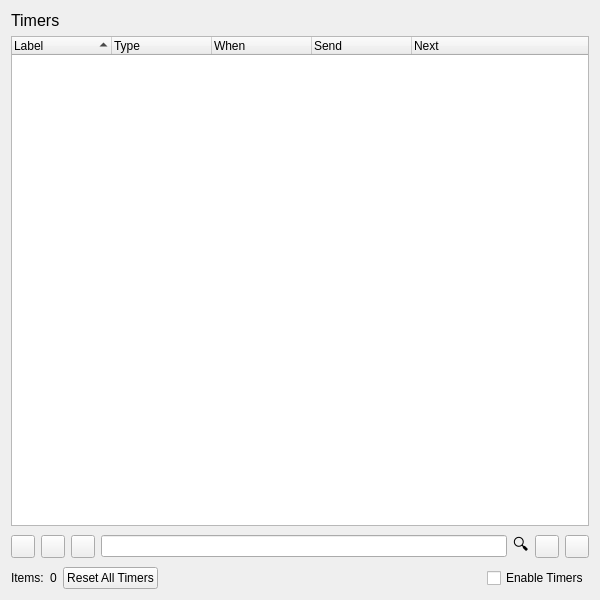
Old version of the form smushclient-qt/cpp/ui/prefs/timers.ui in the repository jnbooth/smushclient.
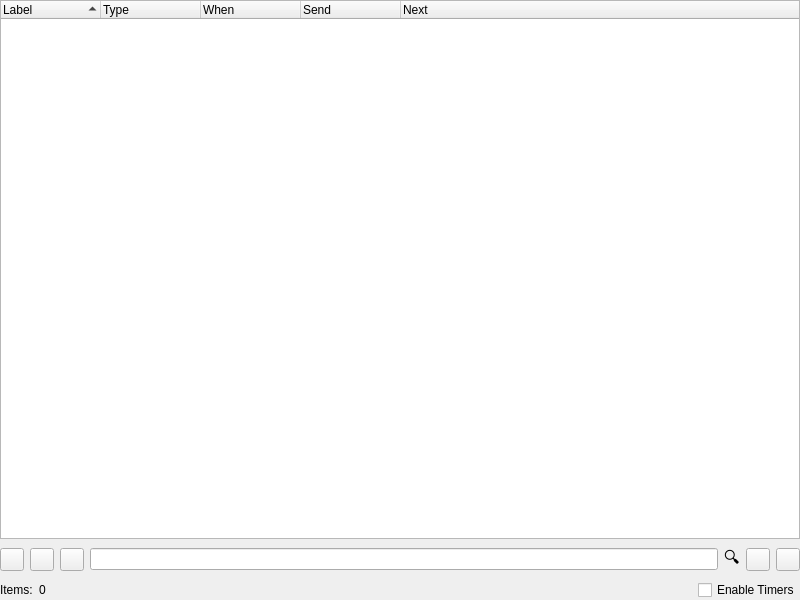
New version of the form. Icons and pictures are not drawn.

```diff
--- a/smushclient-qt/cpp/ui/prefs/timers.ui
+++ b/smushclient-qt/cpp/ui/prefs/timers.ui
@@ -6,7 +6,7 @@
    <rect>
     <x>0</x>
     <y>0</y>
-    <width>600</width>
+    <width>800</width>
     <height>600</height>
    </rect>
   </property>
@@ -14,24 +14,18 @@
    <string>Dialog</string>
   </property>
   <layout class="QVBoxLayout" name="verticalLayout">
-   <item>
-    <widget class="QLabel" name="label_title">
-     <property name="sizePolicy">
-      <sizepolicy hsizetype="Preferred" vsizetype="Fixed">
-       <horstretch>0</horstretch>
-       <verstretch>0</verstretch>
-      </sizepolicy>
-     </property>
-     <property name="font">
-      <font>
-       <pointsize>12</pointsize>
-      </font>
-     </property>
-     <property name="text">
-      <string>Timers</string>
-     </property>
-    </widget>
-   </item>
+   <property name="leftMargin">
+    <number>0</number>
+   </property>
+   <property name="topMargin">
+    <number>0</number>
+   </property>
+   <property name="rightMargin">
+    <number>0</number>
+   </property>
+   <property name="bottomMargin">
+    <number>0</number>
+   </property>
    <item>
     <widget class="QTreeWidget" name="tree">
      <property name="dragEnabled">
@@ -171,13 +165,6 @@
        </property>
       </widget>
      </item>
-     <item>
-      <widget class="QPushButton" name="reset_all_button">
-       <property name="text">
-        <string>Reset All Timers</string>
-       </property>
-      </widget>
-     </item>
      <item>
       <spacer name="horizontalSpacer">
        <property name="orientation">
```
